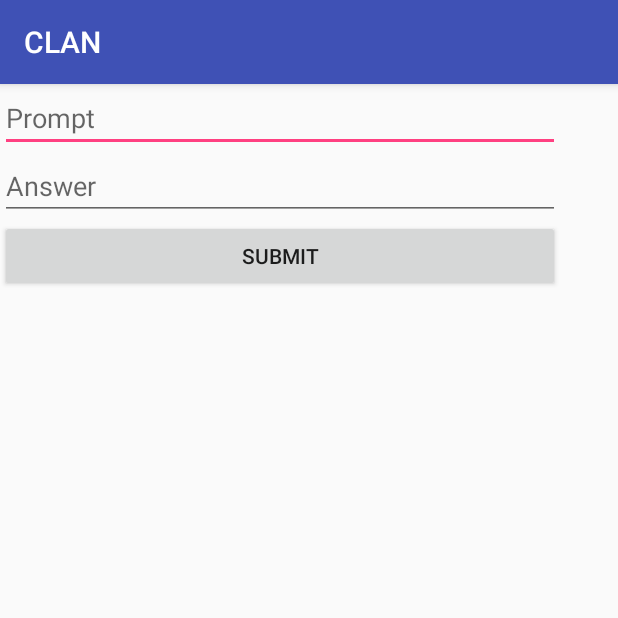
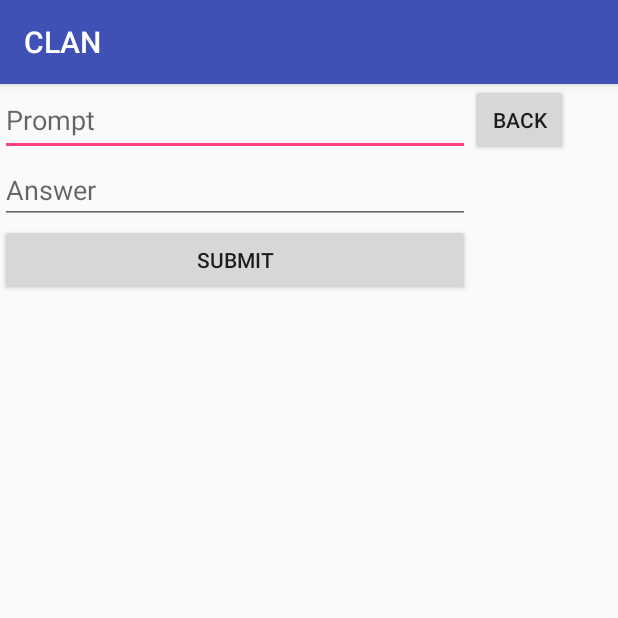
Before and after one commit to loliveto/newD6, an Android app: the fragment CreateShortQuestion shown on its own in the app's theme, on a phone screen of 412 x 824 dp, the top half of it. Run offline under Robolectric (Android 15) with nearby library versions, the phone set to English and light mode, and no system bars.

Commit message:
short and long back buttons

```diff
--- a/app/src/main/java/com/example/john/quizsurvey/Views/CreateShortQuestion.java
+++ b/app/src/main/java/com/example/john/quizsurvey/Views/CreateShortQuestion.java
@@ -41,6 +41,15 @@ public class CreateShortQuestion extends Fragment {
         View view =  inflater.inflate(R.layout.fragment_create_short, container, false);
         final EditText prompt = view.findViewById(R.id.longprompt);
         final EditText answer = view.findViewById(R.id.shortanswer);
+
+        final Button backbutton = view.findViewById(R.id.backbutton);
+        backbutton.setOnClickListener(new View.OnClickListener() {
+            @Override
+            public void onClick(View v) {
+                ((MainActivity)getActivity()).toSeeQuestionare(questionare);
+            }
+        });
+
         Button submit = view.findViewById(R.id.submitshort);
 
         submit.setOnClickListener(new View.OnClickListener() {
--- a/app/src/main/res/layout/fragment_create_short.xml
+++ b/app/src/main/res/layout/fragment_create_short.xml
@@ -6,40 +6,46 @@
     android:layout_height="match_parent">
 
     <TableLayout
-        android:layout_width="match_parent"
+        android:layout_width="381dp"
         android:layout_height="match_parent">
 
         <TableRow
-            android:layout_width="match_parent"
-            android:layout_height="match_parent" >
+            android:layout_width="333dp"
+            android:layout_height="match_parent">
 
             <EditText
                 android:id="@+id/longprompt"
-                android:layout_width="wrap_content"
-                android:layout_height="wrap_content"
+                android:layout_width="178dp"
+                android:layout_height="match_parent"
                 android:ems="10"
                 android:hint="Prompt"
                 android:inputType="textPersonName" />
+
+            <Button
+                android:id="@+id/backbutton"
+                android:layout_width="65dp"
+                android:layout_height="wrap_content"
+                android:text="Back" />
         </TableRow>
 
         <TableRow
             android:layout_width="match_parent"
-            android:layout_height="match_parent" >
+            android:layout_height="match_parent">
 
             <EditText
                 android:id="@+id/shortanswer"
-                android:layout_width="wrap_content"
+                android:layout_width="251dp"
                 android:layout_height="wrap_content"
                 android:ems="10"
                 android:hint="Answer"
                 android:inputType="textPersonName" />
         </TableRow>
 
-        <TableRow>
+        <TableRow android:layout_width="match_parent">
 
             <Button
                 android:id="@+id/submitshort"
-                android:layout_width="373dp"
+                android:layout_width="313dp"
                 android:layout_height="wrap_content"
                 android:text="Submit" />
         </TableRow>
```
Also changed, not shown: app/src/main/java/com/example/john/quizsurvey/Views/CreateLongQuestion.java (+9 -0 lines), app/src/main/res/layout/fragment_create_long.xml (+14 -2 lines).
